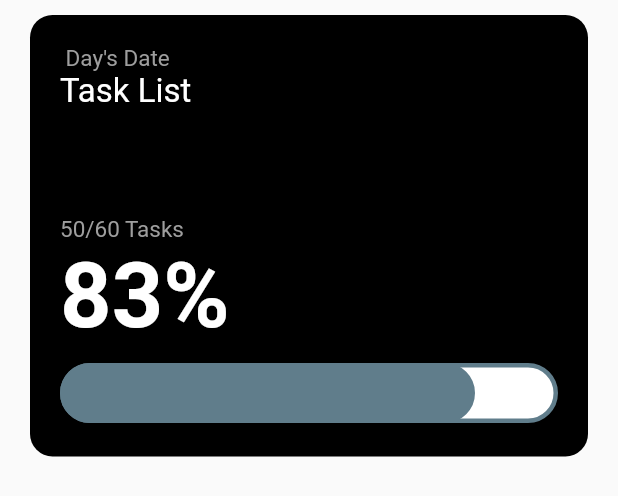
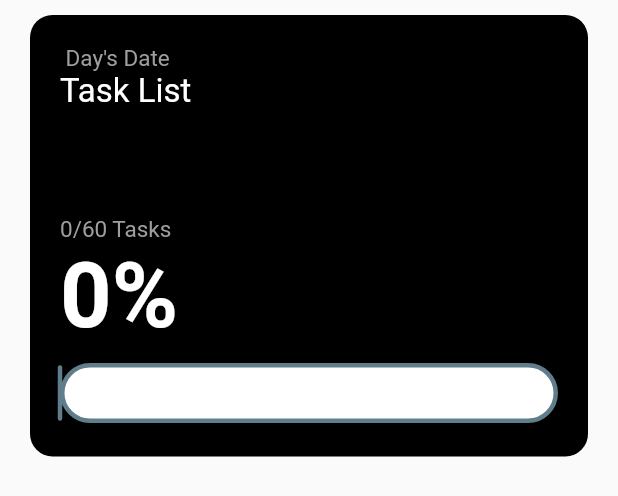
Before and after one commit to PriyangshuJS/ToDo-App, a Flutter app: the OverviewTile widget shown alone on an empty page, opened directly, on a phone screen of 412 x 824 dp. Shown: the top 496 px of the screen. Run offline on Flutter 3.47's test engine with Material 2 defaults, Android fonts, the phone set to English and light mode, and no system bars; our stand-ins replace cloud_firestore, firebase_core; accounts and stored records are empty; network calls fail.

Commit message:
All done Except TaskDone(Status Update)

```diff
--- a/lib/model/task_info.dart
+++ b/lib/model/task_info.dart
@@ -17,5 +17,6 @@ class Post {
         "title": title,
         "dueDate": dueDate,
         "priority": priority,
+        "status": status
       };
 }
--- a/lib/widgets/overview.dart
+++ b/lib/widgets/overview.dart
@@ -1,22 +1,38 @@
 import 'package:flutter/material.dart';
+import 'package:todo/resources/firestore_methord.dart';
 
-class OverviewTile extends StatelessWidget {
+class OverviewTile extends StatefulWidget {
   String date;
   String title;
-  int taskDone;
   int totalTask;
 
   OverviewTile({
     super.key,
     required this.date,
-    required this.taskDone,
     required this.title,
     required this.totalTask,
   });
 
   @override
+  State<OverviewTile> createState() => _OverviewTileState();
+}
+
+class _OverviewTileState extends State<OverviewTile> {
+  @override
   Widget build(BuildContext context) {
-    int percentageDone = ((taskDone / totalTask) * 100).toInt();
+    int taskDone = 0;
+
+    Future<void> taskDoneFunc() async {
+      setState(() async {
+        taskDone = await FirestoreMethord().completeTaskCount("Today");
+      });
+      print("-----------------$taskDone");
+    }
+
+    int percentageDone = widget.totalTask != 0
+        ? ((taskDone / widget.totalTask) * 100).toInt()
+        : 0;
+
     return Container(
       padding: const EdgeInsets.all(20),
       decoration: BoxDecoration(
@@ -29,16 +45,16 @@ class OverviewTile extends StatelessWidget {
           crossAxisAlignment: CrossAxisAlignment.start,
           children: [
             Text(
-              " $date",
+              " ${widget.date}",
               style: const TextStyle(fontSize: 15, color: Colors.grey),
             ),
             Text(
-              title,
+              widget.title,
               style: const TextStyle(fontSize: 22, color: Colors.white),
             ),
             const SizedBox(height: 70),
             Text(
-              "$taskDone/$totalTask Tasks",
+              "$taskDone/${widget.totalTask} Tasks",
               style: const TextStyle(fontSize: 15, color: Colors.grey),
             ),
             Text(
@@ -66,7 +82,8 @@ class OverviewTile extends StatelessWidget {
                     margin: const EdgeInsets.only(top: 10),
                   ),
                   FractionallySizedBox(
-                    widthFactor: taskDone / totalTask,
+                    widthFactor:
+                        widget.totalTask != 0 ? taskDone / widget.totalTask : 0,
                     child: Container(
                       decoration: BoxDecoration(
                           borderRadius: BorderRadius.circular(20),
```
Also changed, not shown: lib/resources/firestore_methord.dart (+39 -1 lines), lib/screens/home_screen.dart (+6 -3 lines), lib/screens/new_task.dart (+7 -12 lines), lib/widgets/task_tile.dart (+10 -1 lines).
